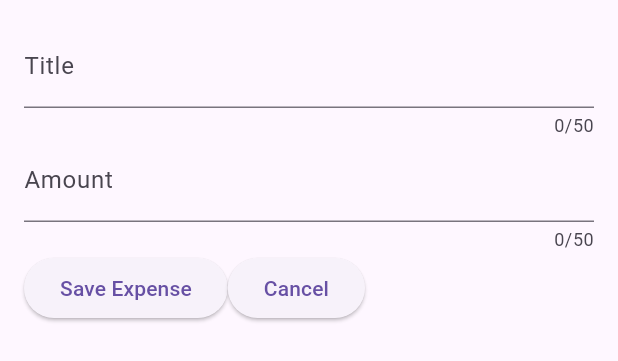
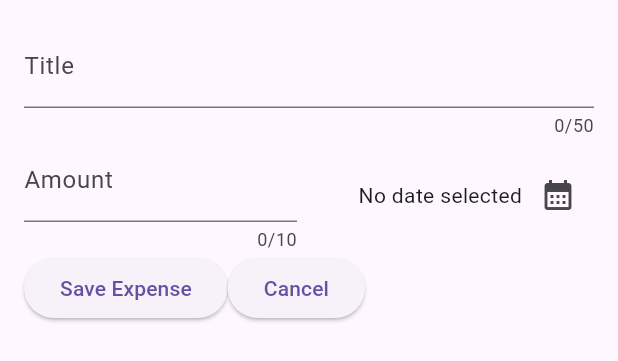
Before and after one commit to erickmwarama2/expense_tracker, a Flutter app: the NewExpense widget shown alone on an empty page, opened directly, on a phone screen of 412 x 824 dp. Shown: the top 361 px of the screen. Run offline on Flutter 3.47's test engine with Material 3 defaults, Android fonts, the phone set to English and light mode, and no system bars.

Commit message:
add date picker

```diff
--- a/lib/widgets/new_expense.dart
+++ b/lib/widgets/new_expense.dart
@@ -1,4 +1,5 @@
 import 'package:flutter/material.dart';
+import 'package:expense_tracker/models/expense.dart';
 
 class NewExpense extends StatefulWidget {
   const NewExpense({super.key});
@@ -12,6 +13,19 @@ class NewExpense extends StatefulWidget {
 class _NewExpenseState extends State<NewExpense> {
   final _titleController = TextEditingController();
   final _amountController = TextEditingController();
+  DateTime? _selectedDate;
+
+  void _presentDatePicker() async {
+    final now = DateTime.now();
+    final firstDate = DateTime(now.year - 1);
+
+    final pickedDate = await showDatePicker(
+        context: context, firstDate: firstDate, lastDate: now);
+
+    setState(() {
+      _selectedDate = pickedDate;
+    });
+  }
 
   @override
   void dispose() {
@@ -33,14 +47,37 @@ class _NewExpenseState extends State<NewExpense> {
             ),
             controller: _titleController,
           ),
-          TextField(
-            maxLength: 50,
-            keyboardType: const TextInputType.numberWithOptions(decimal: true),
-            decoration: const InputDecoration(
-              prefixText: 'KES ',
-              label: Text('Amount'),
-            ),
-            controller: _amountController,
+          Row(
+            children: [
+              Expanded(
+                child: TextField(
+                  maxLength: 10,
+                  keyboardType:
+                      const TextInputType.numberWithOptions(decimal: true),
+                  decoration: const InputDecoration(
+                    prefixText: 'KES ',
+                    label: Text('Amount'),
+                  ),
+                  controller: _amountController,
+                ),
+              ),
+              const SizedBox(width: 16),
+              Expanded(
+                child: Row(
+                  mainAxisAlignment: MainAxisAlignment.end,
+                  crossAxisAlignment: CrossAxisAlignment.center,
+                  children: [
+                    Text(_selectedDate == null
+                        ? 'No date selected'
+                        : formatter.format(_selectedDate!)),
+                    IconButton(
+                      onPressed: _presentDatePicker,
+                      icon: const Icon(Icons.calendar_month),
+                    ),
+                  ],
+                ),
+              )
+            ],
           ),
           Row(
             children: [
```
